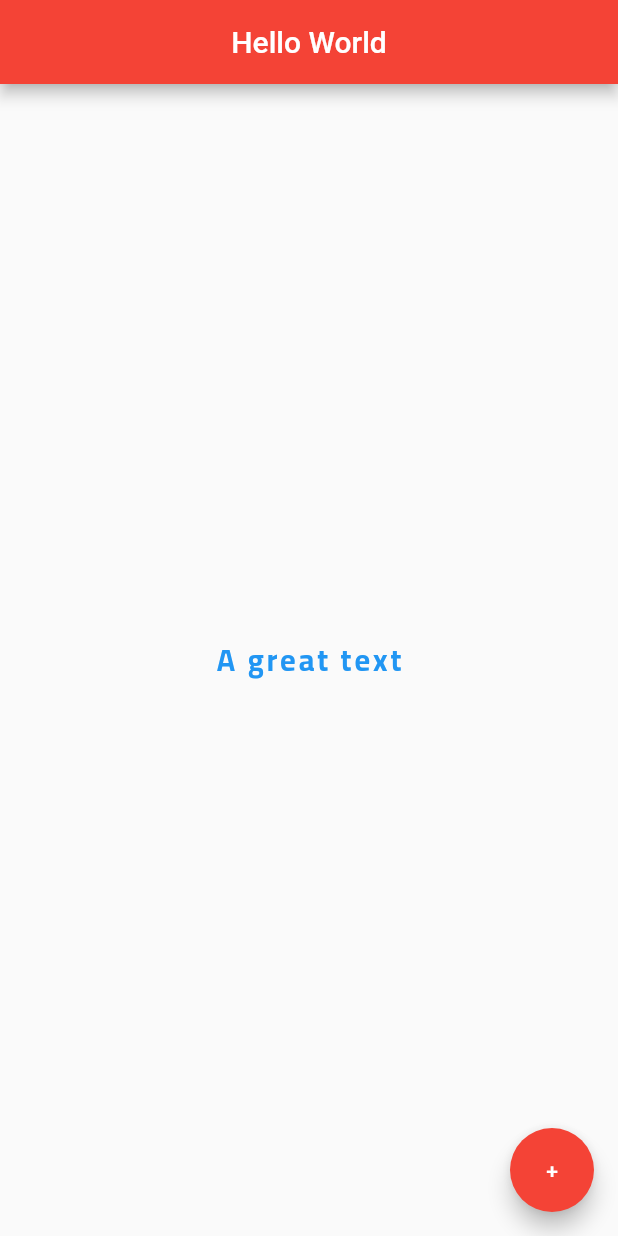
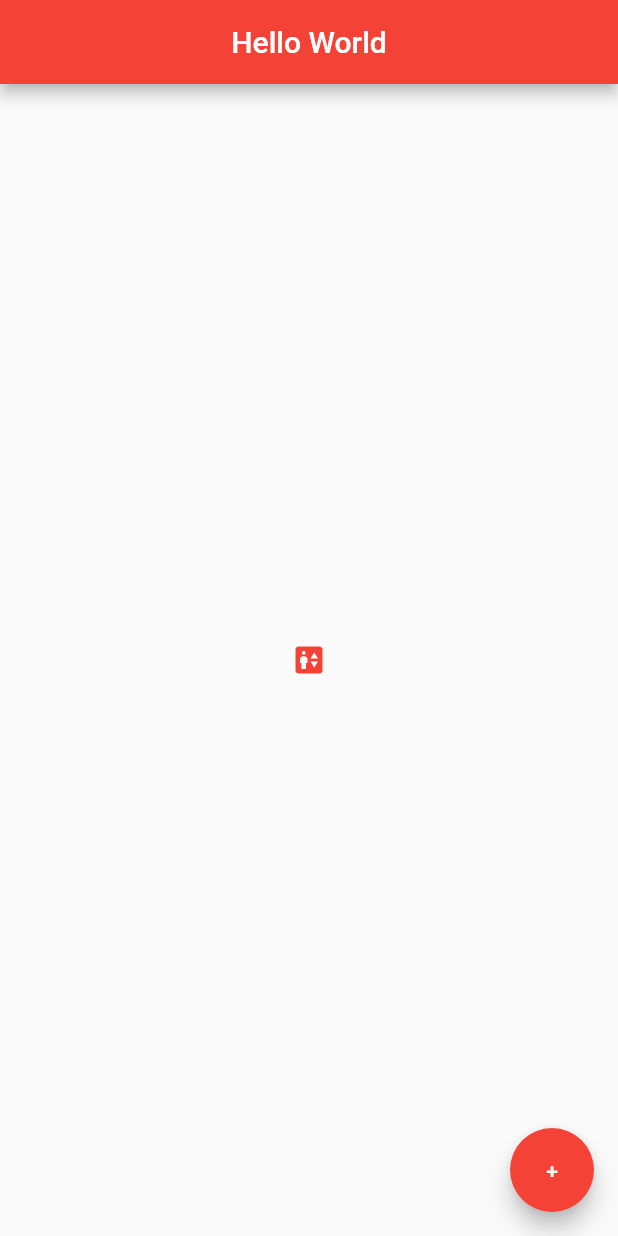
Before and after one commit to JustPowerful/learn-flutter, a Flutter app: the screen it shows after launch, on a phone screen of 412 x 824 dp. Run offline on Flutter 3.47's test engine with Material 2 defaults, Android fonts, the phone set to English and light mode, and no system bars.

Commit message:
progress 2

```diff
--- a/lib/main.dart
+++ b/lib/main.dart
@@ -22,21 +22,17 @@ class Home extends StatelessWidget {
         backgroundColor: Colors.red,
         centerTitle: true,
       ),
-      body: const Center(
-        child: Text(
-          "A great text",
-          style: TextStyle(
-              fontFamily: "Cairo",
-              fontSize: 20.0,
-              fontWeight: FontWeight.bold,
-              letterSpacing: 2,
-              color: Colors.blue),
+      body: Center(
+        child: IconButton(
+          icon: const Icon(Icons.elevator),
+          onPressed: () {},
+          color: Colors.red,
         ),
       ),
       floatingActionButton: FloatingActionButton(
         onPressed: () {},
+        backgroundColor: Colors.red,
         child: const Text("+"),
-        backgroundColor: Colors.red,
       ),
     );
   }
--- a/pubspec.yaml
+++ b/pubspec.yaml
@@ -58,9 +58,8 @@ flutter:
   uses-material-design: true
 
   # To add assets to your application, add an assets section, like this:
-  # assets:
-  #   - images/a_dot_burr.jpeg
-  #   - images/a_dot_ham.jpeg
+  assets:
+    - assets/
 
   # An image asset can refer to one or more resolution-specific "variants", see
   # https://flutter.dev/assets-and-images/#resolution-aware
```
Also changed, not shown: assets/sky.jpg (added).
